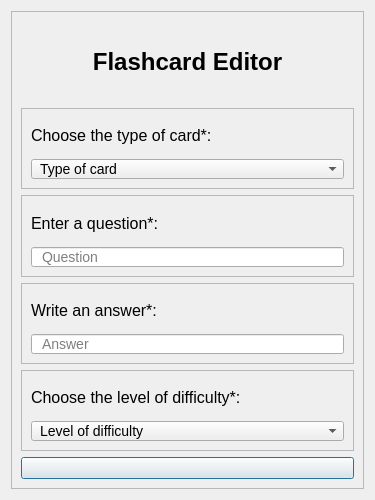
Above: app/modules/ui/flashcard_dialog.ui from DelevoXDG/FlashcardMaster before the change. Below: the same form after it.
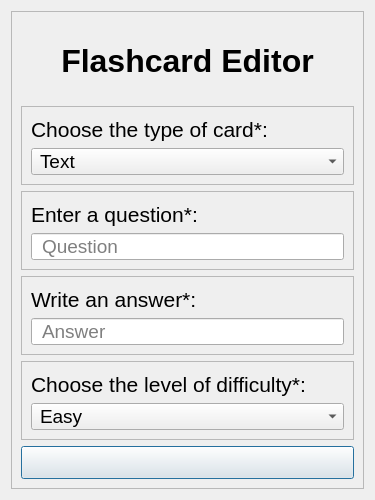
That is the form after the change. Icons and pictures are not drawn.

Commit message: Refinement of the appearance of buttons and some functionality

What changed in the file:
```diff
--- a/app/modules/ui/flashcard_dialog.ui
+++ b/app/modules/ui/flashcard_dialog.ui
@@ -25,9 +25,14 @@
      <layout class="QVBoxLayout" name="verticalLayout_5">
       <item>
        <widget class="QLabel" name="title">
+        <property name="font">
+         <font>
+          <pointsize>24</pointsize>
+          <bold>true</bold>
+         </font>
+        </property>
         <property name="styleSheet">
-         <string notr="true">font-weight: bold;
-font-size: 24px;</string>
+         <string notr="true"/>
         </property>
         <property name="text">
          <string>Flashcard Editor</string>
@@ -48,8 +53,13 @@
         <layout class="QVBoxLayout" name="verticalLayout">
          <item>
           <widget class="QLabel" name="card_type_appeal">
+           <property name="font">
+            <font>
+             <pointsize>16</pointsize>
+            </font>
+           </property>
            <property name="styleSheet">
-            <string notr="true">font-size: 16px;</string>
+            <string notr="true"/>
            </property>
            <property name="text">
             <string>Choose the type of card*:</string>
@@ -58,18 +68,16 @@
          </item>
          <item>
           <widget class="QComboBox" name="card_type_choice">
+           <property name="font">
+            <font>
+             <pointsize>14</pointsize>
+            </font>
+           </property>
            <property name="styleSheet">
             <string notr="true">QComboBox {
 padding-left: 8px;
-font-size: 14px;
 }</string>
            </property>
-           <property name="currentIndex">
-            <number>-1</number>
-           </property>
-           <property name="placeholderText">
-            <string>Type of card</string>
-           </property>
            <item>
             <property name="text">
              <string>Text</string>
@@ -101,8 +109,13 @@
         <layout class="QVBoxLayout" name="verticalLayout_3">
          <item>
           <widget class="QLabel" name="question_appeal">
+           <property name="font">
+            <font>
+             <pointsize>16</pointsize>
+            </font>
+           </property>
            <property name="styleSheet">
-            <string notr="true">font-size: 16px;</string>
+            <string notr="true"/>
            </property>
            <property name="text">
             <string>Enter a question*:</string>
@@ -111,10 +124,14 @@
          </item>
          <item>
           <widget class="QLineEdit" name="question_writing">
+           <property name="font">
+            <font>
+             <pointsize>14</pointsize>
+            </font>
+           </property>
            <property name="styleSheet">
             <string notr="true">QLineEdit {
 padding-left: 8px;
-font-size: 14px;
 }</string>
            </property>
            <property name="placeholderText">
@@ -136,8 +153,13 @@
         <layout class="QVBoxLayout" name="verticalLayout_4">
          <item>
           <widget class="QLabel" name="answer_appeal">
+           <property name="font">
+            <font>
+             <pointsize>16</pointsize>
+            </font>
+           </property>
            <property name="styleSheet">
-            <string notr="true">font-size: 16px;</string>
+            <string notr="true"/>
            </property>
            <property name="text">
             <string>Write an answer*:</string>
@@ -146,10 +168,14 @@
          </item>
          <item>
           <widget class="QLineEdit" name="answer_writing">
+           <property name="font">
+            <font>
+             <pointsize>14</pointsize>
+            </font>
+           </property>
            <property name="styleSheet">
             <string notr="true">QLineEdit {
 padding-left: 8px;
-font-size: 14px;
 }</string>
            </property>
            <property name="placeholderText">
@@ -171,8 +197,13 @@
         <layout class="QVBoxLayout" name="verticalLayout_2">
          <item>
           <widget class="QLabel" name="difficulty_appeal">
+           <property name="font">
+            <font>
+             <pointsize>16</pointsize>
+            </font>
+           </property>
            <property name="styleSheet">
-            <string notr="true">font-size: 16px;</string>
+            <string notr="true"/>
            </property>
            <property name="text">
             <string>Choose the level of difficulty*:</string>
@@ -181,18 +212,16 @@
          </item>
          <item>
           <widget class="QComboBox" name="difficulty_choice">
+           <property name="font">
+            <font>
+             <pointsize>14</pointsize>
+            </font>
+           </property>
            <property name="styleSheet">
             <string notr="true">QComboBox {
 padding-left: 8px;
-font-size: 14px;
 }</string>
            </property>
-           <property name="currentIndex">
-            <number>-1</number>
-           </property>
-           <property name="placeholderText">
-            <string>Level of difficulty</string>
-           </property>
            <item>
             <property name="text">
              <string>Easy</string>
@@ -214,12 +243,19 @@
        </widget>
       </item>
       <item>
-       <widget class="QPushButton" name="add_card_button">
+       <widget class="QPushButton" name="save_button">
+        <property name="font">
+         <font>
+          <pointsize>16</pointsize>
+         </font>
+        </property>
         <property name="toolTip">
          <string>Add Flashcard</string>
         </property>
         <property name="styleSheet">
-         <string notr="true"/>
+         <string notr="true">QPushButton:hover {
+background-color: rgba(165, 165, 165, 30)
+}</string>
         </property>
         <property name="text">
          <string/>
```
Left out of the diff: 4 changed lines with no effect on the pictures. The commit also changes 7 other files.
